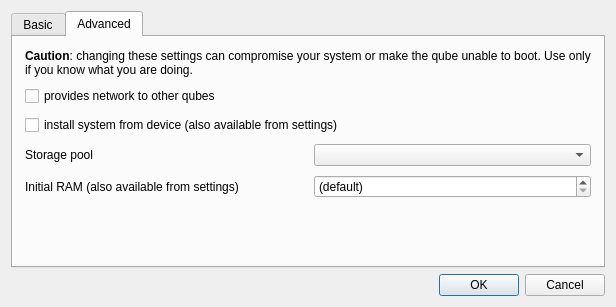
The window that ui/newappvmdlg.ui (QubesOS/qubes-manager) describes before a commit, drawn with Qt 5.
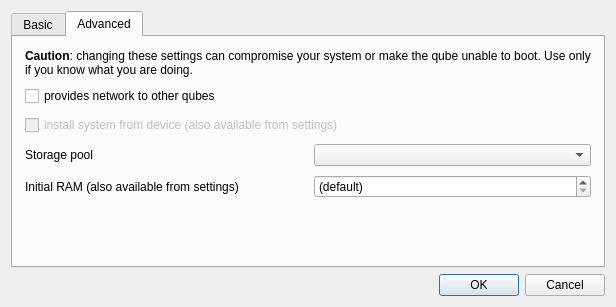
The same window after the commit. The open tabs and pages were chosen to show the change. Icons and pictures are not drawn.

Commit message:
Fixed default install_system state for Create New VM
fixes QubesOS/qubes-issues#5395

```diff
--- a/ui/newappvmdlg.ui
+++ b/ui/newappvmdlg.ui
@@ -210,6 +210,9 @@
        </item>
        <item row="2" column="0" colspan="2">
         <widget class="QCheckBox" name="install_system">
+         <property name="enabled">
+          <bool>false</bool>
+         </property>
          <property name="text">
           <string>install system from device (also available from settings)</string>
          </property>
```
